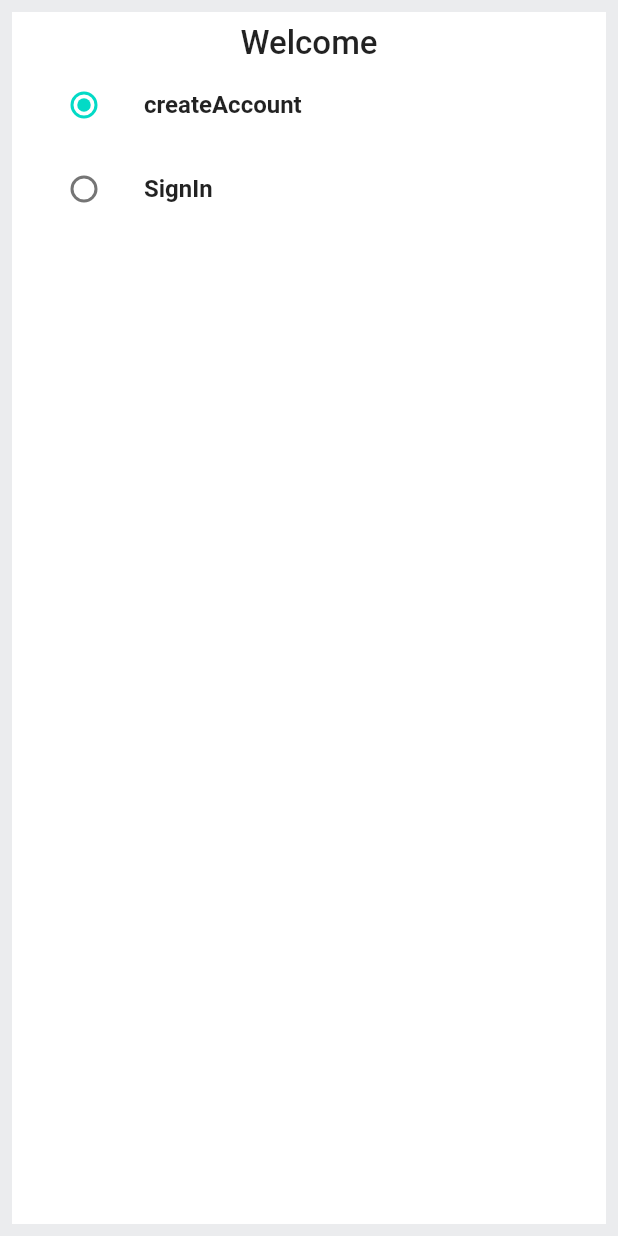
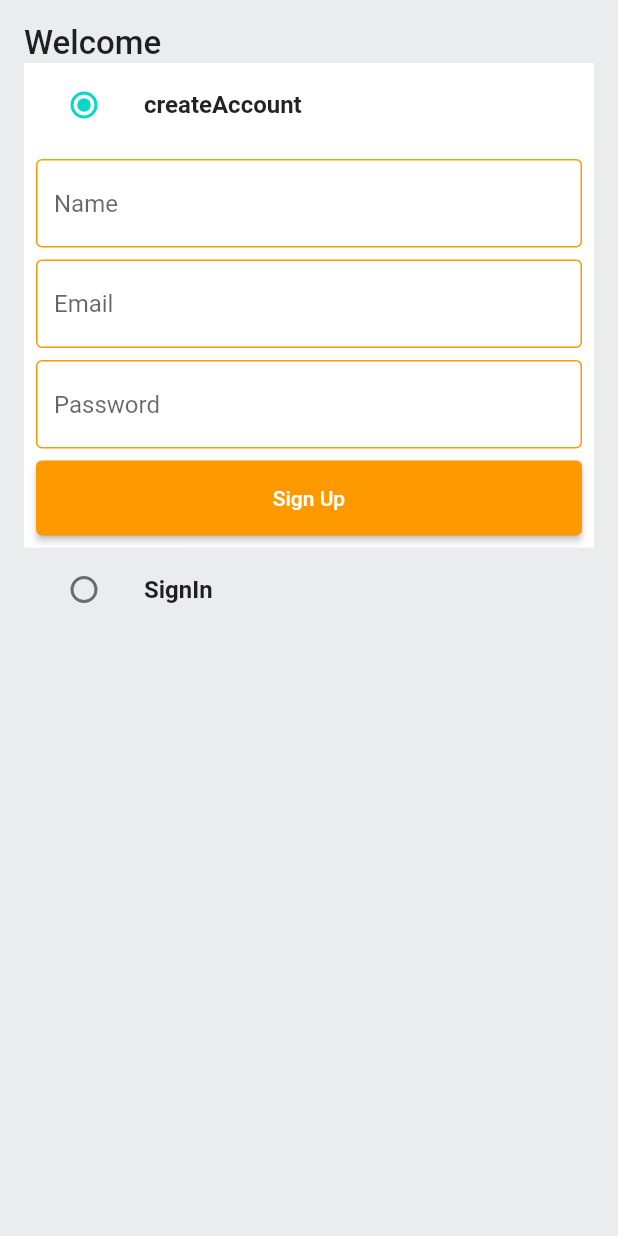
Before and after one commit to Nitish1702/Amazon_clone, a Flutter app: the screen it shows after launch, on a phone screen of 412 x 824 dp. Run offline on Flutter 3.47's test engine with Material 2 defaults, Android fonts, the phone set to English and light mode, and no system bars.

Commit message:
Added SignUp and SignIn forms.

```diff
--- /dev/null
+++ b/lib/common/custom_button.dart
@@ -0,0 +1,18 @@
+import 'package:flutter/material.dart';
+class CustomButton extends StatelessWidget {
+  final String text;
+  final VoidCallback callback;
+  const CustomButton({Key? key,required this.callback,required this.text}) : super(key: key);
+  @override
+  Widget build(BuildContext context) {
+    return ElevatedButton(
+        onPressed: (){
+          callback();
+        },
+        style: ElevatedButton.styleFrom(
+          minimumSize: const Size(double.infinity, 50),
+        ),
+        child:  Text(text),
+    );
+  }
+}
--- /dev/null
+++ b/lib/common/custom_textfield.dart
@@ -0,0 +1,24 @@
+import 'package:amazon_clone/constants/global_variables.dart';
+import 'package:flutter/material.dart';
+class CustomTextfield extends StatelessWidget {
+  final TextEditingController controller;
+  final String hinText;
+  const CustomTextfield(
+      {Key? key,
+      required this.controller,
+      required this.hinText,
+      }) : super(key: key);
+
+  @override
+  Widget build(BuildContext context) {
+    return TextFormField(
+      controller: controller,
+      decoration:  InputDecoration(
+        hintText: hinText,
+        border:const OutlineInputBorder(borderSide: BorderSide(color: GlobalVariables.secondaryColor)),
+        enabledBorder: const OutlineInputBorder(borderSide: BorderSide(color: GlobalVariables.secondaryColor)),
+      ),
+      validator:(val){}
+    );
+  }
+}
--- a/lib/common/widgets.dart
+++ /dev/null
@@ -1,15 +0,0 @@
-import 'package:flutter/material.dart';
-class MyWidgets extends StatelessWidget {
-  const MyWidgets({Key? key}) : super(key: key);
-
-  @override
-  Widget build(BuildContext context) {
-    return TextFormField(
-      key: ,
-      decoration: InputDecoration(
-
-      ),
-      validator: ,
-    );
-  }
-}
--- a/lib/features/auth/screens/auth_screen.dart
+++ b/lib/features/auth/screens/auth_screen.dart
@@ -1,5 +1,7 @@
+import 'package:amazon_clone/common/custom_button.dart';
 import 'package:amazon_clone/constants/global_variables.dart';
 import 'package:flutter/material.dart';
+import 'package:amazon_clone/common/custom_textfield.dart';
 
 enum Auth{
   signup,
@@ -19,6 +21,7 @@ class _AuthScreenState extends State<AuthScreen> {
   final TextEditingController _emailController= TextEditingController();
   final TextEditingController _nameController= TextEditingController();
   final TextEditingController _passwordController= TextEditingController();
+  GlobalKey<FormState> _signUpformkey= GlobalKey<FormState>();
   @override
   Widget build(BuildContext context) {
     return Scaffold(
@@ -27,13 +30,15 @@ class _AuthScreenState extends State<AuthScreen> {
         child: Padding(
           padding: const EdgeInsets.all(8.0),
           child: Container(
-            padding: EdgeInsets.all(8),
-            color: GlobalVariables.backgroundColor,
+            padding: const EdgeInsets.all(8),
+            // color: GlobalVariables.backgroundColor,
             child: Column(
+              crossAxisAlignment: CrossAxisAlignment.start,
               children: [
                 const Text('Welcome',
-                style: TextStyle(fontWeight: FontWeight.w500,fontSize:22),),
-                ListTile(title: Text('createAccount',style: TextStyle(fontWeight: FontWeight.bold),),
+                style: TextStyle(fontWeight: FontWeight.w500,fontSize:22,),),
+                ListTile(title: const Text('createAccount',style: TextStyle(fontWeight: FontWeight.bold),),
+                  tileColor: _auth==Auth.signup ? GlobalVariables.backgroundColor:GlobalVariables.greyBackgroundCOlor,
                   leading: Radio(
                     value: Auth.signup,
                     groupValue: _auth,
@@ -44,17 +49,65 @@ class _AuthScreenState extends State<AuthScreen> {
                     } ,
                   ),
                 ),
-                ListTile(title: Text('SignIn',style: TextStyle(fontWeight: FontWeight.bold),),
+                if(_auth==Auth.signup)
+                  Container(
+                    padding: const EdgeInsets.all(8),
+                    color: Colors.white,
+                    child: Column(
+                      children: [
+                        Form(
+                          key: _signUpformkey,
+                          child: Column(
+                            children: [
+                              CustomTextfield(hinText:'Name',controller: _nameController,),
+                              SizedBox.fromSize(size:const Size(0,8),),
+                              CustomTextfield(hinText:'Email',controller: _emailController,),
+                              SizedBox.fromSize(size:const Size(0,8),),
+                              CustomTextfield(hinText:'Password',controller: _passwordController,),
+                            ],
+                          ),
+                        ),
+                      const SizedBox(height:8),
+                      CustomButton(callback: (){}, text: 'Sign Up',),
+                      ],
+                    ),
+                  ),
+                ListTile(title: Text('SignIn',style: TextStyle(fontWeight: FontWeight.bold)),
+                  tileColor: _auth==Auth.signin ? GlobalVariables.backgroundColor:GlobalVariables.greyBackgroundCOlor,
                   leading: Radio(
                     value: Auth.signin,
                     groupValue: _auth,
                     onChanged: (val){
-                      setState(() {
-                        _auth=val!;
-                      });
-                    } ,
+                        setState(() {
+                          _auth=val!;
+                        });
+                        },
+                      ),
+
                   ),
-                )
+                if(_auth==Auth.signin)
+                  Container(
+                    padding: const EdgeInsets.all(8),
+                    color: Colors.white,
+                    child: Column(
+                      children: [
+                        Form(
+                          key: _signUpformkey,
+                          child: Column(
+                            children: [
+                              CustomTextfield(hinText:'Email',controller: _emailController,),
+                              // SizedBox.fromSize(size:const Size(0,8),),
+                              // CustomTextfield(hinText:'Name',controller: _nameController,),
+                              SizedBox.fromSize(size:const Size(0,8),),
+                              CustomTextfield(hinText:'Password',controller: _passwordController,),
+                            ],
+                          ),
+                        ),
+                        const SizedBox(height:8),
+                        CustomButton(callback: (){}, text: 'Sign In',),
+                      ],
+                    ),
+                  ),
               ],
             ),
           ),
```
